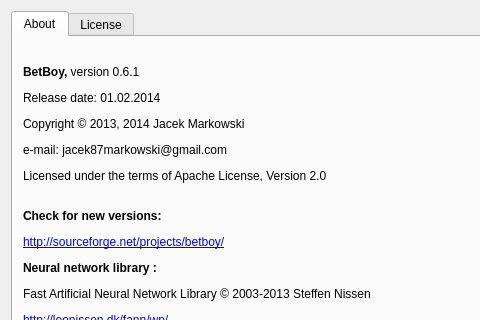
jacek-markowski/BetBoy, file data/ui/about.ui: the form before one commit; both pictures show x 0 to 480 and y 0 to 320 of the 593 by 598 pixel window.
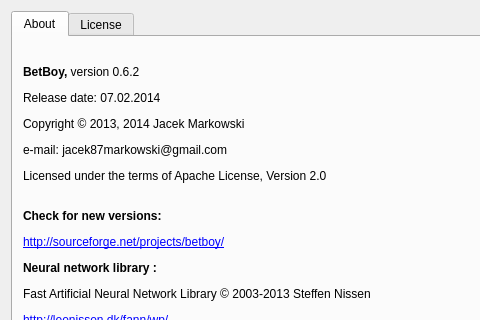
The form after the commit.

What changed in the file:
```diff
--- a/data/ui/about.ui
+++ b/data/ui/about.ui
@@ -39,7 +39,7 @@
         </rect>
        </property>
        <property name="text">
-        <string>&lt;html&gt;&lt;head/&gt;&lt;body&gt;&lt;p&gt;&lt;span style=&quot; font-weight:600;&quot;&gt;BetBoy, &lt;/span&gt;version 0.6.1&lt;/p&gt;&lt;p&gt;Release date: 01.02.2014&lt;/p&gt;&lt;p&gt;Copyright © 2013, 2014 Jacek Markowski&lt;/p&gt;&lt;p&gt;e-mail: jacek87markowski@gmail.com&lt;/p&gt;&lt;p&gt;Licensed under the terms of Apache License, Version 2.0&lt;/p&gt;&lt;p&gt;&lt;br/&gt;&lt;span style=&quot; font-weight:600;&quot;&gt;Check for new versions:&lt;/span&gt;&lt;/p&gt;&lt;p&gt;&lt;a href=&quot;http://sourceforge.net/projects/betboy/&quot;&gt;&lt;span style=&quot; text-decoration: underline; color:#0000ff;&quot;&gt;http://sourceforge.net/projects/betboy/&lt;/span&gt;&lt;/a&gt;&lt;/p&gt;&lt;p&gt;&lt;span style=&quot; font-weight:600;&quot;&gt;Neural network library :&lt;/span&gt;&lt;/p&gt;&lt;p&gt;Fast Artificial Neural Network Library © 2003-2013 Steffen Nissen&lt;/p&gt;&lt;p&gt;&lt;a href=&quot;http://leenissen.dk/fann/wp/&quot;&gt;&lt;span style=&quot; text-decoration: underline; color:#0000ff;&quot;&gt;http://leenissen.dk/fann/wp/&lt;/span&gt;&lt;/a&gt;&lt;/p&gt;&lt;p&gt;&lt;span style=&quot; font-weight:600;&quot;&gt;Icons: &lt;/span&gt;&lt;/p&gt;&lt;p&gt;Crystal Project Icons © 2006-2007 Everaldo Coelho &lt;/p&gt;&lt;/body&gt;&lt;/html&gt;</string>
+        <string>&lt;html&gt;&lt;head/&gt;&lt;body&gt;&lt;p&gt;&lt;span style=&quot; font-weight:600;&quot;&gt;BetBoy, &lt;/span&gt;version 0.6.2&lt;/p&gt;&lt;p&gt;Release date: 07.02.2014&lt;/p&gt;&lt;p&gt;Copyright © 2013, 2014 Jacek Markowski&lt;/p&gt;&lt;p&gt;e-mail: jacek87markowski@gmail.com&lt;/p&gt;&lt;p&gt;Licensed under the terms of Apache License, Version 2.0&lt;/p&gt;&lt;p&gt;&lt;br/&gt;&lt;span style=&quot; font-weight:600;&quot;&gt;Check for new versions:&lt;/span&gt;&lt;/p&gt;&lt;p&gt;&lt;a href=&quot;http://sourceforge.net/projects/betboy/&quot;&gt;&lt;span style=&quot; text-decoration: underline; color:#0000ff;&quot;&gt;http://sourceforge.net/projects/betboy/&lt;/span&gt;&lt;/a&gt;&lt;/p&gt;&lt;p&gt;&lt;span style=&quot; font-weight:600;&quot;&gt;Neural network library :&lt;/span&gt;&lt;/p&gt;&lt;p&gt;Fast Artificial Neural Network Library © 2003-2013 Steffen Nissen&lt;/p&gt;&lt;p&gt;&lt;a href=&quot;http://leenissen.dk/fann/wp/&quot;&gt;&lt;span style=&quot; text-decoration: underline; color:#0000ff;&quot;&gt;http://leenissen.dk/fann/wp/&lt;/span&gt;&lt;/a&gt;&lt;/p&gt;&lt;p&gt;&lt;span style=&quot; font-weight:600;&quot;&gt;Icons: &lt;/span&gt;&lt;/p&gt;&lt;p&gt;Crystal Project Icons © 2006-2007 Everaldo Coelho &lt;/p&gt;&lt;/body&gt;&lt;/html&gt;</string>
        </property>
        <property name="openExternalLinks">
         <bool>true</bool>
```
